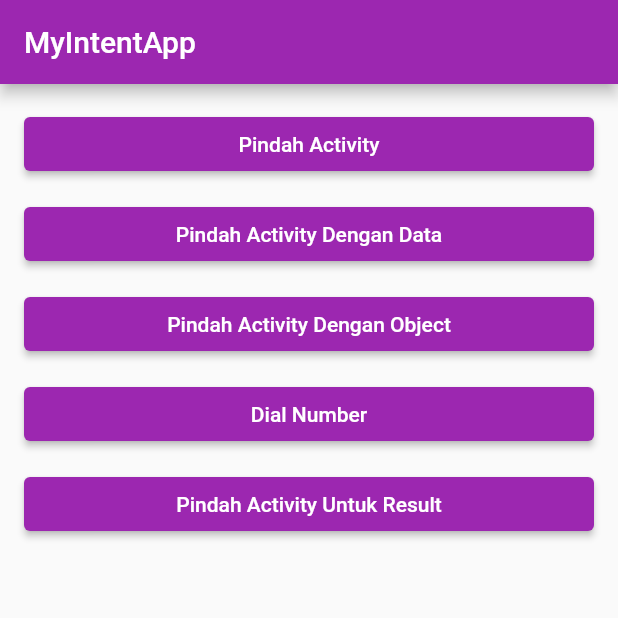
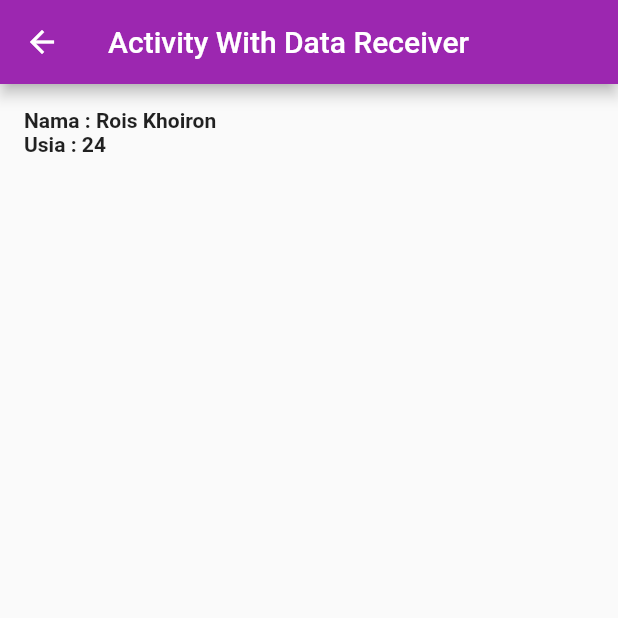
Before and after one commit to roiskhoiron/flutter_my_intent_app, a Flutter app: the screen it shows after launch, after a tap on "Pindah Activity Dengan Object", on a phone screen of 412 x 824 dp, the top half of it. Run offline on Flutter 3.47's test engine with Material 2 defaults, Android fonts, the phone set to English and light mode, and no system bars.

Commit message:
Action Click Button Pindah Page dengan data Object dan Model Users.dart Done

```diff
--- /dev/null
+++ b/lib/destiny/ActivityWithObjectPage.dart
@@ -0,0 +1,38 @@
+import 'package:flutter/cupertino.dart';
+import 'package:flutter/material.dart';
+import 'package:flutter_my_intent_app/model/Users.dart';
+
+class ActivityWithObjectPage extends StatefulWidget {
+  Users users;
+
+  ActivityWithObjectPage(this.users);
+
+  @override
+  _ActivityWithObjectPage createState() {
+    return _ActivityWithObjectPage();
+  }
+}
+
+class _ActivityWithObjectPage extends State<ActivityWithObjectPage> {
+  @override
+  Widget build(BuildContext context) {
+    return Scaffold(
+      appBar: AppBar(
+        title: Text("Activity With Data Receiver"),
+      ),
+      body: Container(
+        padding: EdgeInsets.all(16.0),
+        child: ListView(
+          children: [
+            Column(
+              crossAxisAlignment: CrossAxisAlignment.stretch,
+              children: [
+                Text("Nama : ${widget.users.nama} \nUsia : ${widget.users.usia}", style: TextStyle(fontWeight: FontWeight.bold),)
+              ],
+            )
+          ],
+        ),
+      )
+    );
+  }
+}
--- a/lib/main.dart
+++ b/lib/main.dart
@@ -1,8 +1,10 @@
 import 'package:flutter/cupertino.dart';
 import 'package:flutter/material.dart';
+import 'package:flutter_my_intent_app/model/Users.dart';
 
+import './destiny/ActivityWithDataPage.dart';
+import './destiny/ActivityWithObjectPage.dart';
 import './destiny/SecondPage.dart';
-import './destiny/ActivityWithDataPage.dart';
 
 void main() {
   runApp(MyApp());
@@ -20,6 +22,8 @@ class MyApp extends StatelessWidget {
 }
 
 class MyHomePage extends StatefulWidget {
+  Users newUser = Users(24, "Rois Khoiron");
+
   @override
   _MyHomePageState createState() {
     return _MyHomePageState();
@@ -49,13 +53,18 @@ class _MyHomePageState extends State<MyHomePage> {
                 Padding(padding: EdgeInsets.all(6.0)),
                 ElevatedButton(
                     onPressed: () => Navigator.of(context).push(
-                      MaterialPageRoute(
-                            builder: (BuildContext context) => ActivityWithDataPage("Rois Khoiron", 22)),
-                    ),
+                          MaterialPageRoute(
+                              builder: (BuildContext context) =>
+                                  ActivityWithDataPage("Rois Khoiron", 22)),
+                        ),
                     child: Text("Pindah Activity Dengan Data")),
                 Padding(padding: EdgeInsets.all(6.0)),
                 ElevatedButton(
-                    onPressed: () {},
+                    onPressed: () => Navigator.of(context).push(
+                          MaterialPageRoute(
+                              builder: (BuildContext context) =>
+                                  ActivityWithObjectPage(widget.newUser)),
+                        ),
                     child: Text("Pindah Activity Dengan Object")),
                 Padding(padding: EdgeInsets.all(6.0)),
                 ElevatedButton(onPressed: () {}, child: Text("Dial Number")),
--- /dev/null
+++ b/lib/model/Users.dart
@@ -0,0 +1,6 @@
+class Users {
+  int usia;
+  String nama;
+
+  Users(this.usia, this.nama);
+}
```
